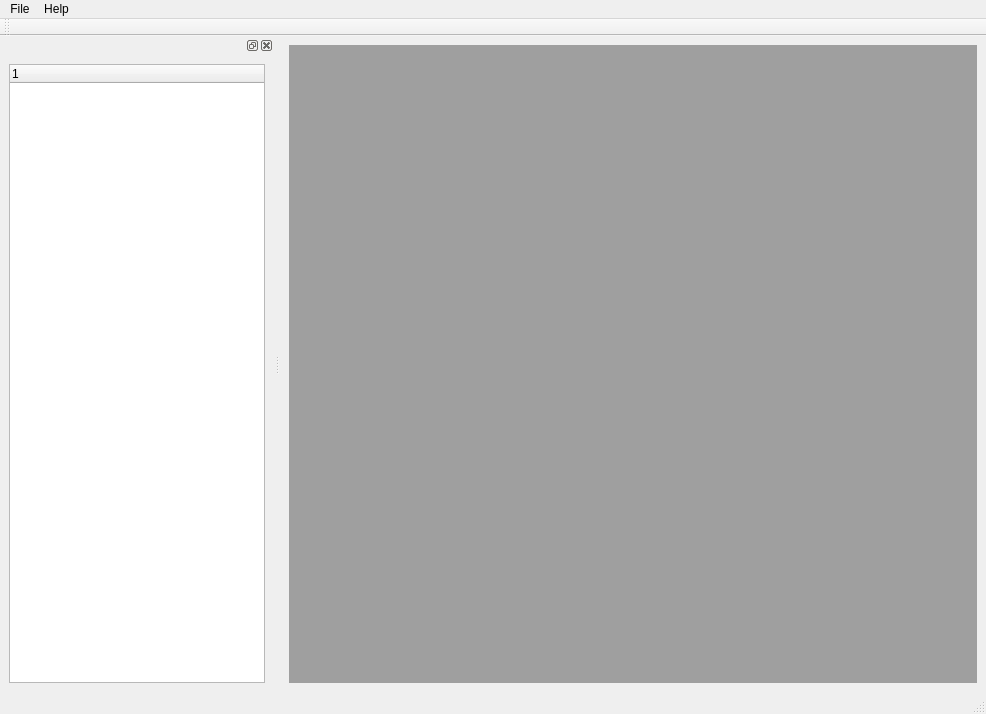
Above: ui/main_window.ui from sand74/cli3 before the change. Below: the same form after it.
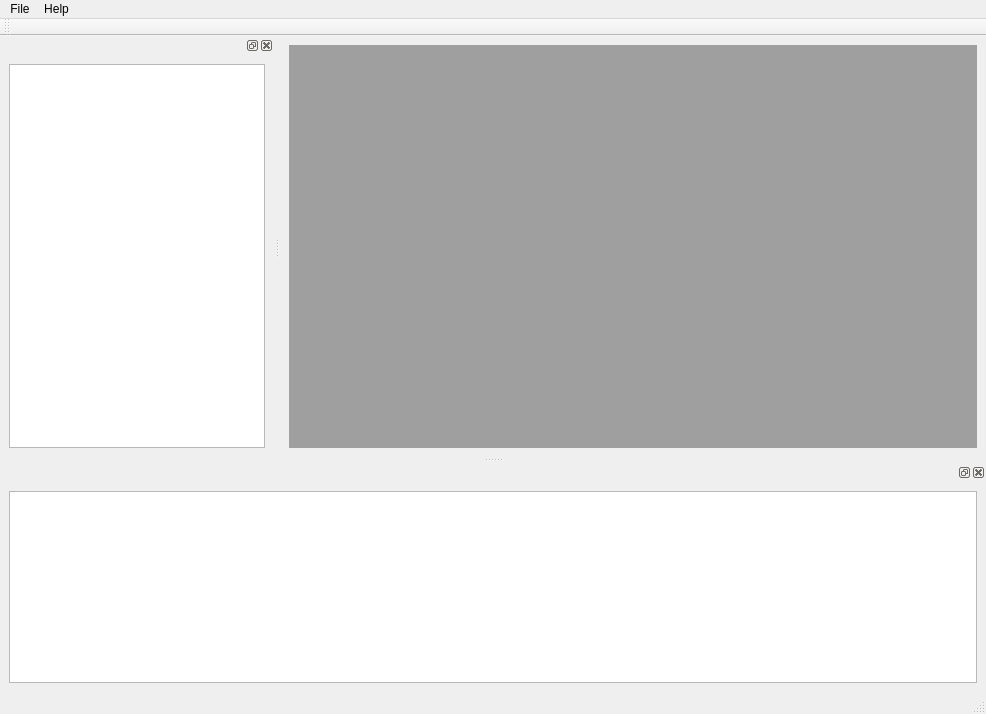
That is the form after the change.

Patch:
```diff
--- a/ui/main_window.ui
+++ b/ui/main_window.ui
@@ -69,13 +69,13 @@
         <enum>Qt::CustomContextMenu</enum>
        </property>
        <property name="headerHidden">
-        <bool>false</bool>
+        <bool>true</bool>
        </property>
        <property name="columnCount">
         <number>1</number>
        </property>
        <attribute name="headerVisible">
-        <bool>true</bool>
+           <bool>false</bool>
        </attribute>
        <column>
         <property name="text">
@@ -98,6 +98,18 @@
     <bool>false</bool>
    </attribute>
   </widget>
+     <widget class="QDockWidget" name="dockWidget_2">
+         <attribute name="dockWidgetArea">
+             <number>8</number>
+         </attribute>
+         <widget class="QWidget" name="dockWidgetContents_2">
+             <layout class="QHBoxLayout" name="horizontalLayout">
+                 <item>
+                     <widget class="QListWidget" name="queriesListWidget"/>
+                 </item>
+             </layout>
+         </widget>
+     </widget>
   <action name="actionSave">
    <property name="text">
     <string>Save</string>
```
Lines whose indentation alone changed are shown as unchanged.
